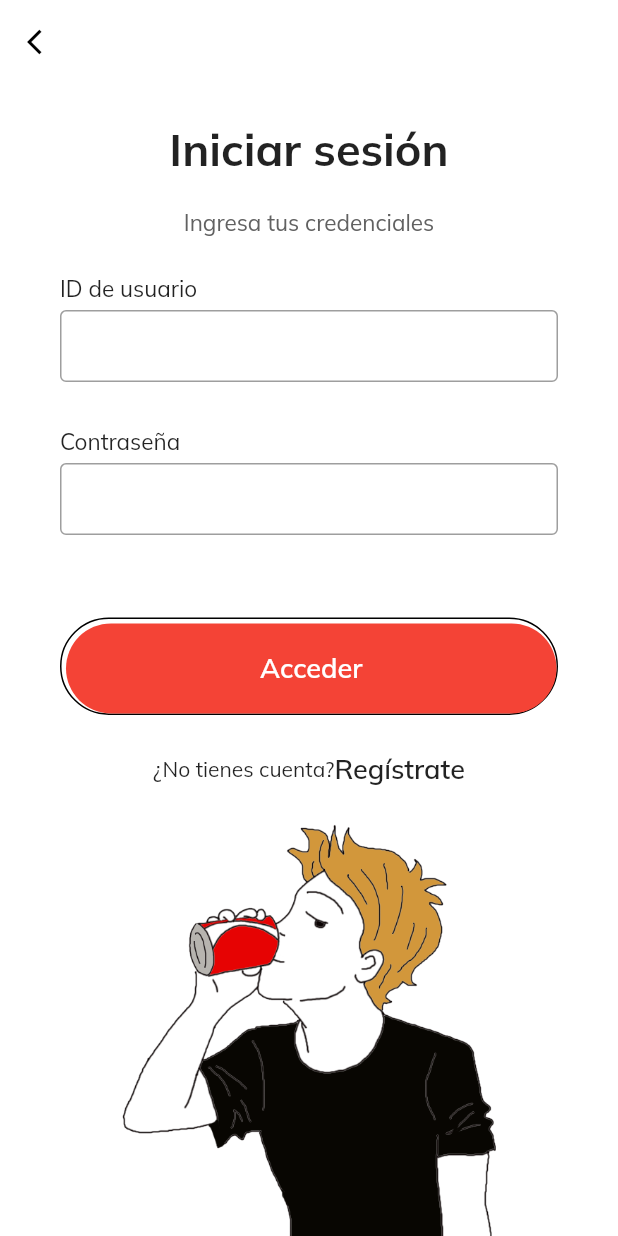
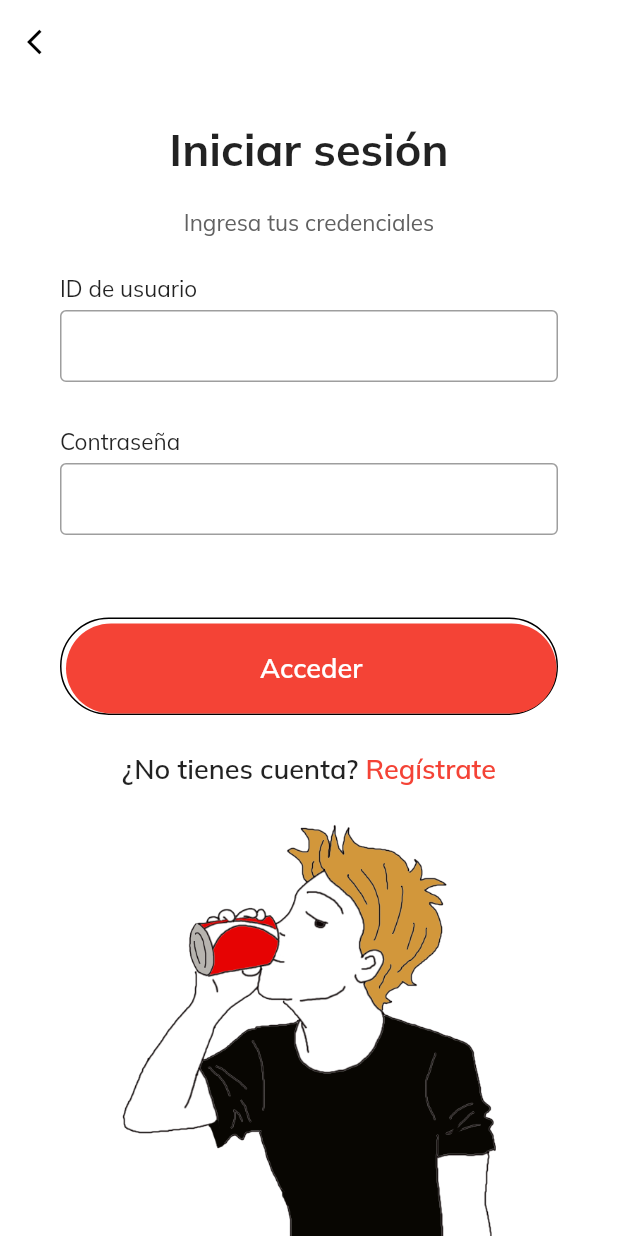
Before and after one commit to emiliohernandezdev/EnlatadosMGFlutter, a Flutter app: the Login screen opened directly, on a phone screen of 412 x 824 dp. Run offline on Flutter 3.47's test engine with Material 2 defaults, Android fonts, the phone set to English and light mode, and no system bars; our stand-ins replace dot_navigation_bar, google_fonts.

```diff
--- /dev/null
+++ b/lib/Models/User.dart
@@ -0,0 +1,21 @@
+import 'dart:convert';
+
+class User {
+  User(
+      {required this.id,
+      required this.name,
+      required this.surname,
+      required this.password});
+
+  int id;
+  String name;
+  String surname;
+  String password;
+
+  factory User.fromJson(Map<String, dynamic> json) => User(
+      id: json["id"],
+      name: json["name"],
+      surname: json["surname"],
+      password: json["password"]);
+  Map<String, dynamic> toJson() => {"id": id, "name": name, "surname": surname};
+}
--- a/lib/Screens/Auth/Login.dart
+++ b/lib/Screens/Auth/Login.dart
@@ -1,6 +1,16 @@
+import 'package:enlatadosmgapp/Service/AuthService.dart';
 import 'package:flutter/material.dart';
 
-class Login extends StatelessWidget {
+class Login extends StatefulWidget {
+  const Login({Key? key}) : super(key: key);
+
+  @override
+  State<Login> createState() => _LoginState();
+}
+
+class _LoginState extends State<Login> {
+  final AuthService _authService = AuthService();
+
   @override
   Widget build(BuildContext context) {
     return Scaffold(
@@ -51,7 +61,9 @@ class Login extends StatelessWidget {
                     padding: EdgeInsets.symmetric(horizontal: 40),
                     child: Column(
                       children: <Widget>[
-                        makeInput(label: "ID de usuario"),
+                        makeInput(
+                            label: "ID de usuario",
+                            keyboardType: TextInputType.number),
                         makeInput(label: "Contraseña", obscureText: true),
                       ],
                     ),
@@ -71,7 +83,10 @@ class Login extends StatelessWidget {
                       child: MaterialButton(
                         minWidth: double.infinity,
                         height: 60,
-                        onPressed: () {},
+                        onPressed: () {
+                          showLoaderDialog("Iniciando sesión...", context);
+                          _authService.login("7774", "admin123", context);
+                        },
                         color: Colors.red,
                         elevation: 0,
                         shape: RoundedRectangleBorder(
@@ -89,11 +104,15 @@ class Login extends StatelessWidget {
                   Row(
                     mainAxisAlignment: MainAxisAlignment.center,
                     children: <Widget>[
-                      Text("¿No tienes cuenta?"),
+                      Text("¿No tienes cuenta? ",
+                          style: TextStyle(
+                              fontWeight: FontWeight.w600, fontSize: 18)),
                       Text(
                         "Regístrate",
                         style: TextStyle(
-                            fontWeight: FontWeight.w600, fontSize: 18),
+                            fontWeight: FontWeight.w600,
+                            fontSize: 18,
+                            color: Colors.red),
                       ),
                     ],
                   )
@@ -113,7 +132,26 @@ class Login extends StatelessWidget {
     );
   }
 
-  Widget makeInput({label, obscureText = false}) {
+  showLoaderDialog(String text, BuildContext context) {
+    AlertDialog alert = AlertDialog(
+      content: new Row(
+        children: [
+          CircularProgressIndicator(),
+          Container(margin: EdgeInsets.only(left: 7), child: Text(text)),
+        ],
+      ),
+    );
+    showDialog(
+      barrierDismissible: false,
+      context: context,
+      builder: (BuildContext context) {
+        return alert;
+      },
+    );
+  }
+
+  Widget makeInput(
+      {label, obscureText = false, keyboardType = TextInputType.name}) {
     return Column(
       crossAxisAlignment: CrossAxisAlignment.start,
       children: <Widget>[
@@ -127,13 +165,15 @@ class Login extends StatelessWidget {
         ),
         TextField(
           obscureText: obscureText,
+          keyboardType: keyboardType,
           decoration: InputDecoration(
-            contentPadding: EdgeInsets.symmetric(vertical: 0, horizontal: 10),
-            enabledBorder:
-                OutlineInputBorder(borderSide: BorderSide(color: Colors.grey)),
-            border:
-                OutlineInputBorder(borderSide: BorderSide(color: Colors.grey)),
-          ),
+              contentPadding: EdgeInsets.symmetric(vertical: 0, horizontal: 10),
+              enabledBorder: OutlineInputBorder(
+                  borderSide: BorderSide(color: Colors.grey)),
+              border: OutlineInputBorder(
+                  borderSide: BorderSide(color: Colors.grey)),
+              focusedBorder: OutlineInputBorder(
+                  borderSide: BorderSide(color: Colors.black))),
         ),
         SizedBox(
           height: 30,
--- a/lib/Screens/Welcome/Welcome.dart
+++ b/lib/Screens/Welcome/Welcome.dart
@@ -1,3 +1,4 @@
+import 'package:enlatadosmgapp/Screens/Auth/Login.dart';
 import 'package:flutter/material.dart';
 import 'package:google_fonts/google_fonts.dart';
 
@@ -47,7 +48,10 @@ class WelcomeScreen extends StatelessWidget {
                 MaterialButton(
                   minWidth: double.infinity,
                   height: 60,
-                  onPressed: () {},
+                  onPressed: () {
+                    Navigator.push(context,
+                        MaterialPageRoute(builder: (context) => Login()));
+                  },
                   shape: RoundedRectangleBorder(
                       side: BorderSide(color: Colors.red),
                       borderRadius: BorderRadius.circular(50)),
--- a/lib/main.dart
+++ b/lib/main.dart
@@ -15,7 +15,7 @@ class MyApp extends StatelessWidget {
     return MaterialApp(
       debugShowCheckedModeBanner: false,
       title: 'Enlatados MG',
-      home: Login(),
+      home: WelcomeScreen(),
       theme: ThemeData(
           textTheme: GoogleFonts.mulishTextTheme(Theme.of(context).textTheme)),
     );
--- a/pubspec.yaml
+++ b/pubspec.yaml
@@ -35,6 +35,8 @@ dependencies:
   # Use with the CupertinoIcons class for iOS style icons.
   cupertino_icons: ^1.0.2
   simple_animations: ^4.0.1
+  http: ^0.13.4
+  dot_navigation_bar: ^1.0.1+4
 
 dev_dependencies:
   flutter_test:
```
Also changed, not shown: lib/Screens/User/Home.dart (added, +79 -0 lines), lib/Service/AuthService.dart (added, +77 -0 lines), pubspec.lock.
